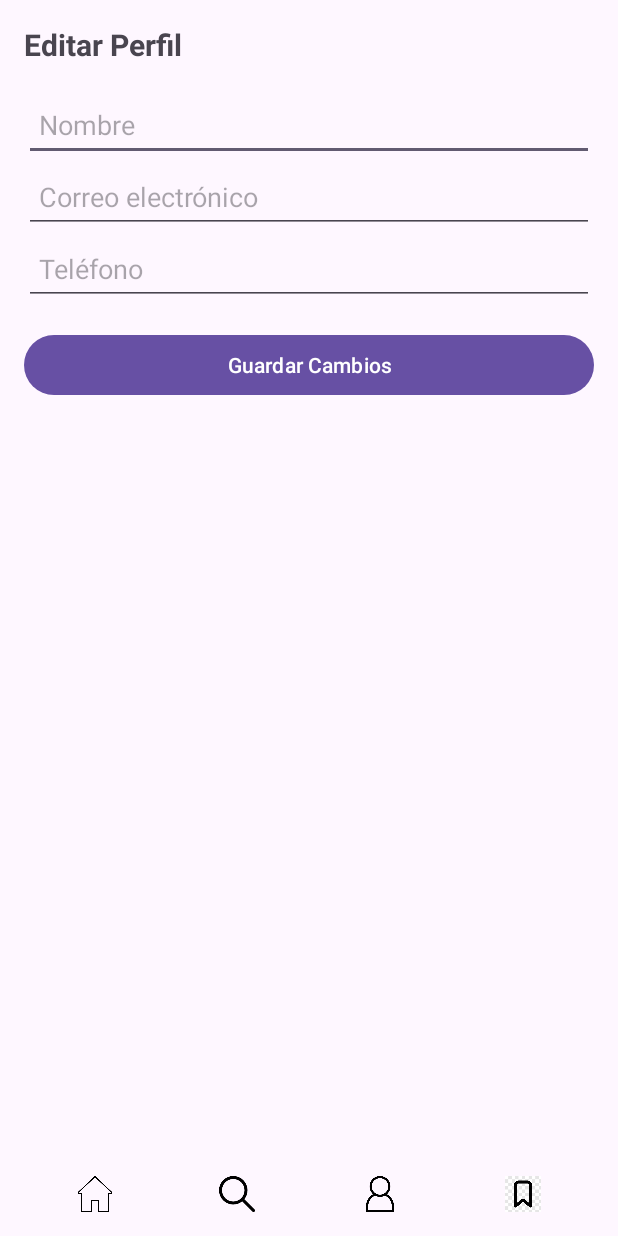
After one commit to Leonardo-Negrete/PetApp, an Android app: the EditarPerfilActivity screen opened directly, with no data from a screen before it, on a phone screen of 412 x 824 dp. The commit adds this screen. Run offline under Robolectric (Android 15) with nearby library versions, the phone set to English and light mode, and no system bars.

Commit message:
Arreglar acciones en el perfil

```diff
--- a/app/src/main/AndroidManifest.xml
+++ b/app/src/main/AndroidManifest.xml
@@ -15,6 +15,9 @@
         <activity
             android:name=".PantallaPrincipal"
             android:exported="false" />
+        <activity android:name=".EditarPerfilActivity"/>
+        <activity android:name=".MetodosPagoActivity"/>
+
         <activity
             android:name=".MainSolicitudes"
             android:exported="true">  <intent-filter>
--- /dev/null
+++ b/app/src/main/java/com/example/login/EditarPerfilActivity.kt
@@ -0,0 +1,11 @@
+package com.example.login
+
+import android.os.Bundle
+import androidx.appcompat.app.AppCompatActivity
+
+class EditarPerfilActivity : AppCompatActivity() {
+    override fun onCreate(savedInstanceState: Bundle?) {
+        super.onCreate(savedInstanceState)
+        setContentView(R.layout.activity_editar_perfil)
+    }
+}
--- /dev/null
+++ b/app/src/main/res/layout/activity_editar_perfil.xml
@@ -0,0 +1,90 @@
+<?xml version="1.0" encoding="utf-8"?>
+<LinearLayout xmlns:android="http://schemas.android.com/apk/res/android"
+    android:layout_width="match_parent"
+    android:layout_height="match_parent"
+    android:orientation="vertical"
+    android:padding="16dp">
+
+    <TextView
+        android:layout_width="wrap_content"
+        android:layout_height="wrap_content"
+        android:text="Editar Perfil"
+        android:textSize="20sp"
+        android:textStyle="bold"
+        android:paddingBottom="16dp"/>
+
+    <EditText
+        android:id="@+id/etNombre"
+        android:layout_width="match_parent"
+        android:layout_height="48dp"
+        android:hint="Nombre"
+        android:inputType="textPersonName"
+        android:padding="10dp"/>
+
+    <EditText
+        android:id="@+id/etCorreo"
+        android:layout_width="match_parent"
+        android:layout_height="48dp"
+        android:hint="Correo electrónico"
+        android:inputType="textEmailAddress"
+        android:padding="10dp"/>
+
+    <EditText
+        android:id="@+id/etTelefono"
+        android:layout_width="match_parent"
+        android:layout_height="48dp"
+        android:hint="Teléfono"
+        android:inputType="phone"
+        android:padding="10dp"/>
+
+    <Button
+        android:id="@+id/btnGuardarPerfil"
+        android:layout_width="match_parent"
+        android:layout_height="48dp"
+        android:text="Guardar Cambios"
+        android:padding="10dp"
+        android:layout_marginTop="16dp"/>
+
+    <!-- Agregar un espacio para empujar la barra de navegación hacia abajo -->
+    <Space
+        android:layout_width="match_parent"
+        android:layout_height="0dp"
+        android:layout_weight="1"/>
+
+    <!-- Barra de navegación -->
+    <LinearLayout
+        android:layout_width="match_parent"
+        android:layout_height="wrap_content"
+        android:orientation="horizontal"
+        android:gravity="center">
+
+        <ImageView
+            android:layout_width="0dp"
+            android:layout_height="24dp"
+            android:layout_weight=".25"
+            android:src="@drawable/Casita_icon"
+            android:scaleType="centerInside"/>
+
+        <ImageView
+            android:layout_width="0dp"
+            android:layout_height="24dp"
+            android:layout_weight=".25"
+            android:src="@drawable/search"
+            android:scaleType="centerInside"/>
+
+        <ImageView
+            android:layout_width="0dp"
+            android:layout_height="24dp"
+            android:layout_weight=".25"
+            android:src="@drawable/icon"
+            android:scaleType="centerInside"/>
+
+        <ImageView
+            android:layout_width="0dp"
+            android:layout_height="24dp"
+            android:layout_weight=".25"
+            android:src="@drawable/guardado"
+            android:scaleType="centerInside"/>
+    </LinearLayout>
+
+</LinearLayout>
--- a/app/src/main/res/layout/activity_perfil.xml
+++ b/app/src/main/res/layout/activity_perfil.xml
@@ -76,6 +76,7 @@
         </LinearLayout>
 
         <TextView
+            android:id="@+id/tvEditarPerfil"
             android:layout_width="match_parent"
             android:layout_height="wrap_content"
             android:text="Editar perfil"
@@ -83,6 +84,7 @@
             android:textSize="16sp"/>
 
         <TextView
+            android:id="@+id/tvMetodosPago"
             android:layout_width="match_parent"
             android:layout_height="wrap_content"
             android:text="Métodos de pago"
@@ -104,6 +106,7 @@
             android:textSize="16sp"/>
 
         <TextView
+            android:id="@+id/tvFinalizarSesion"
             android:layout_width="match_parent"
             android:layout_height="wrap_content"
             android:text="Finalizar la sesión"
```
Also changed, not shown: app/src/main/java/com/example/login/MetodosPagoActivity.kt (added, +11 -0 lines), app/src/main/java/com/example/login/PerfilActivity.kt (+26 -0 lines), app/src/main/res/layout/activity_metodos_pago.xml (added, +48 -0 lines).
